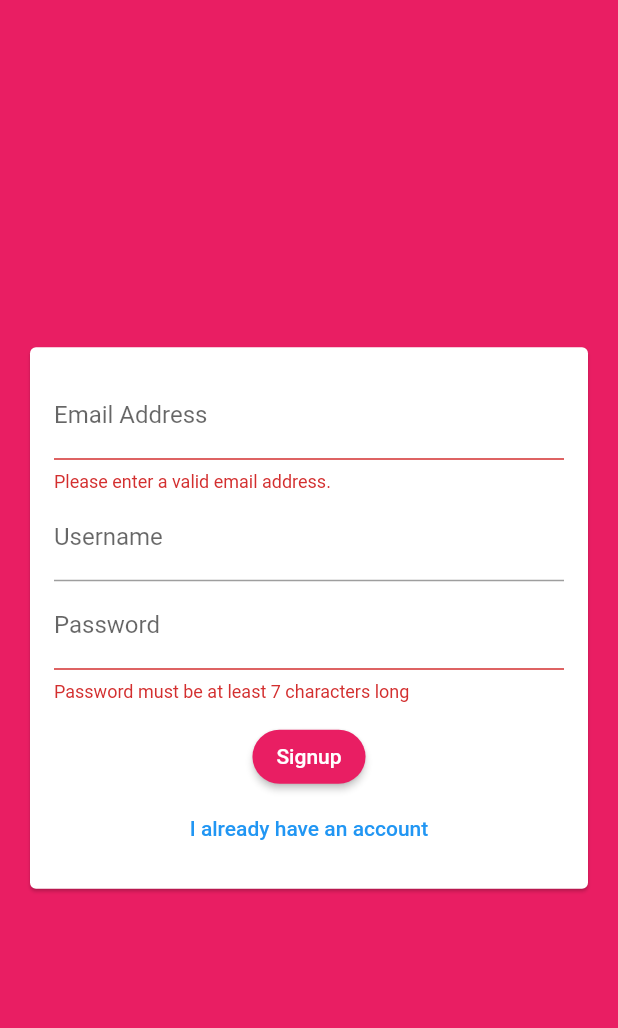
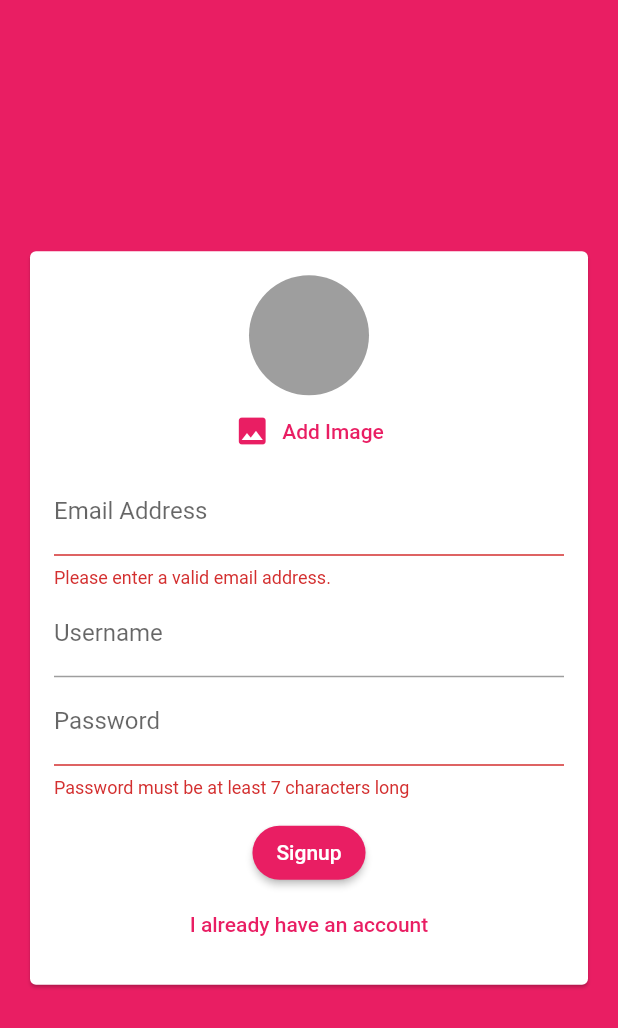
Before and after one commit to Andrew-Yanovich/udemi-chatapp, a Flutter app: the screen it shows after launch, after a tap on "Login", after a tap on "Create new account", on a phone screen of 412 x 824 dp. Shown: the top 1028 px of the screen. Run offline on Flutter 3.47's test engine with Material 2 defaults, Android fonts, the phone set to English and light mode, and no system bars; our stand-ins replace cloud_firestore, firebase_auth, firebase_core, firebase_storage, image_picker; accounts and stored records are empty.

Commit message:
338 - Adding an Image Picker

```diff
--- a/lib/main.dart
+++ b/lib/main.dart
@@ -21,8 +21,13 @@ class MyApp extends StatelessWidget {
       theme: ThemeData(
         backgroundColor: Colors.pink,
         primaryColor: Colors.pink,
-        accentColor: Colors.deepPurple,
-
+        textButtonTheme: TextButtonThemeData(
+          style: TextButton.styleFrom(
+            primary: Colors.pink,
+            shape:
+            RoundedRectangleBorder(borderRadius: BorderRadius.circular(20)),
+          ),
+        ),
         elevatedButtonTheme: ElevatedButtonThemeData(
           style: ElevatedButton.styleFrom(
             primary: Colors.pink,
@@ -30,6 +35,8 @@ class MyApp extends StatelessWidget {
                 RoundedRectangleBorder(borderRadius: BorderRadius.circular(20)),
           ),
         ),
+
+        colorScheme: ColorScheme.fromSwatch().copyWith(secondary: Colors.deepPurple),
       ),
       home: StreamBuilder(stream: FirebaseAuth.instance.authStateChanges(), builder: (ctx, userSnapshot){
         if(userSnapshot.hasData){
--- a/lib/widgets/auth/auth_form.dart
+++ b/lib/widgets/auth/auth_form.dart
@@ -1,7 +1,7 @@
 import 'package:flutter/material.dart';
+import 'package:chatapp/widgets/pickers/user_image_picker.dart';
 
 class AuthForm extends StatefulWidget {
-
   final bool isLoading;
 
   final void Function(
@@ -9,7 +9,7 @@ class AuthForm extends StatefulWidget {
     String password,
     String userName,
     bool isLogin,
-      BuildContext ctx,
+    BuildContext ctx,
   ) submitFn;
 
   const AuthForm({Key? key, required this.submitFn, required this.isLoading}) : super(key: key);
@@ -54,19 +54,17 @@ class _AuthFormState extends State<AuthForm> {
               child: Column(
                 mainAxisSize: MainAxisSize.min,
                 children: [
+                  if(!_isLogin) UserImagePicker(),
                   TextFormField(
                     key: const ValueKey('email'),
                     validator: (value) {
-                      if (value == null ||
-                          value.isEmpty ||
-                          !value.contains('@')) {
+                      if (value == null || value.isEmpty || !value.contains('@')) {
                         return 'Please enter a valid email address.';
                       }
                       return null;
                     },
                     keyboardType: TextInputType.emailAddress,
-                    decoration:
-                        const InputDecoration(labelText: 'Email Address'),
+                    decoration: const InputDecoration(labelText: 'Email Address'),
                     onSaved: (value) {
                       _userEmail = value!;
                     },
@@ -75,9 +73,7 @@ class _AuthFormState extends State<AuthForm> {
                     TextFormField(
                       key: const ValueKey('username'),
                       validator: (value) {
-                        if (value == null ||
-                            value.isEmpty ||
-                            value.length < 4) {
+                        if (value == null || value.isEmpty || value.length < 4) {
                           return 'Please enter at least 4 characters.';
                         }
                         return null;
@@ -102,18 +98,15 @@ class _AuthFormState extends State<AuthForm> {
                     },
                   ),
                   const SizedBox(height: 12),
-                  if(widget.isLoading)
-                    const CircularProgressIndicator(),
-                  if(!widget.isLoading)
+                  if (widget.isLoading) const CircularProgressIndicator(),
+                  if (!widget.isLoading)
                     ElevatedButton(
                       child: Text(_isLogin ? 'Login' : 'Signup'),
                       onPressed: _trySubmit,
                     ),
-                  if(!widget.isLoading)
+                  if (!widget.isLoading)
                     TextButton(
-                      child: Text(_isLogin
-                          ? 'Create new account'
-                          : 'I already have an account'),
+                      child: Text(_isLogin ? 'Create new account' : 'I already have an account'),
                       onPressed: () {
                         setState(() {
                           _isLogin = !_isLogin;
--- /dev/null
+++ b/lib/widgets/pickers/user_image_picker.dart
@@ -0,0 +1,50 @@
+import 'dart:io';
+
+import 'package:flutter/material.dart';
+import 'package:image_picker/image_picker.dart';
+
+class UserImagePicker extends StatefulWidget {
+  const UserImagePicker({Key? key}) : super(key: key);
+
+  @override
+  _UserImagePickerState createState() => _UserImagePickerState();
+}
+
+class _UserImagePickerState extends State<UserImagePicker> {
+
+  File? _pickedImage;
+
+  void _pickImage() async {
+    final ImagePicker _picker = ImagePicker();
+    try {
+      final rawPickedImage = await _picker.pickImage(source: ImageSource.camera);
+      setState(() {
+        _pickedImage = rawPickedImage != null ? File(rawPickedImage.path) : null;
+      });
+    } catch (error) {
+      print(error.toString());
+    }
+  }
+
+  @override
+  Widget build(BuildContext context) {
+    return Column(
+      children: [
+        CircleAvatar(
+          radius: 40,
+          backgroundColor: Colors.grey,
+          backgroundImage: _pickedImage != null ? FileImage(_pickedImage!) : null,
+        ),
+        TextButton.icon(
+          onPressed: _pickImage,
+          style: ButtonStyle(
+            foregroundColor: MaterialStateProperty.all<Color>(Theme.of(context).primaryColor),
+            overlayColor: MaterialStateProperty.all<Color>(Theme.of(context).primaryColor.withOpacity(0.04)),
+          ),
+          icon: const Icon(Icons.image),
+          label: const Text('Add Image'),
+        ),
+      ],
+    );
+  }
+}
--- a/pubspec.yaml
+++ b/pubspec.yaml
@@ -38,6 +38,7 @@ dependencies:
   firebase_core: ^1.10.2
   firebase_auth: ^3.3.0
   firebase_storage: ^10.2.0
+  image_picker: ^0.8.4+4
   #firebase_messaging: ^11.2.0
 
 dev_dependencies:
```
Also changed, not shown: pubspec.lock, 1 other file.
